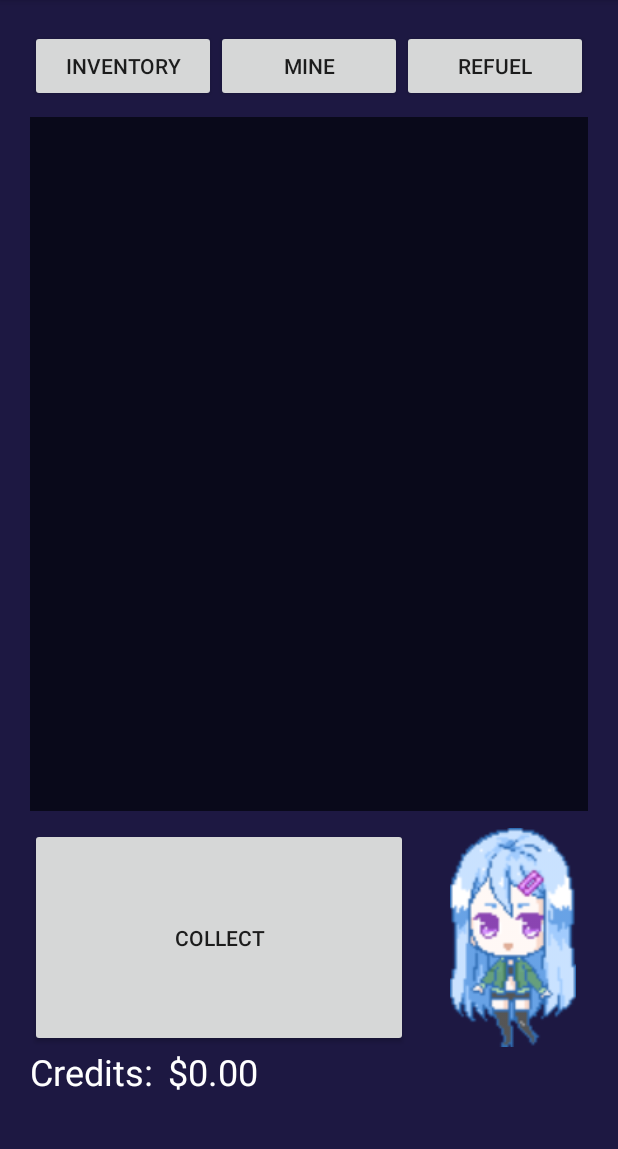
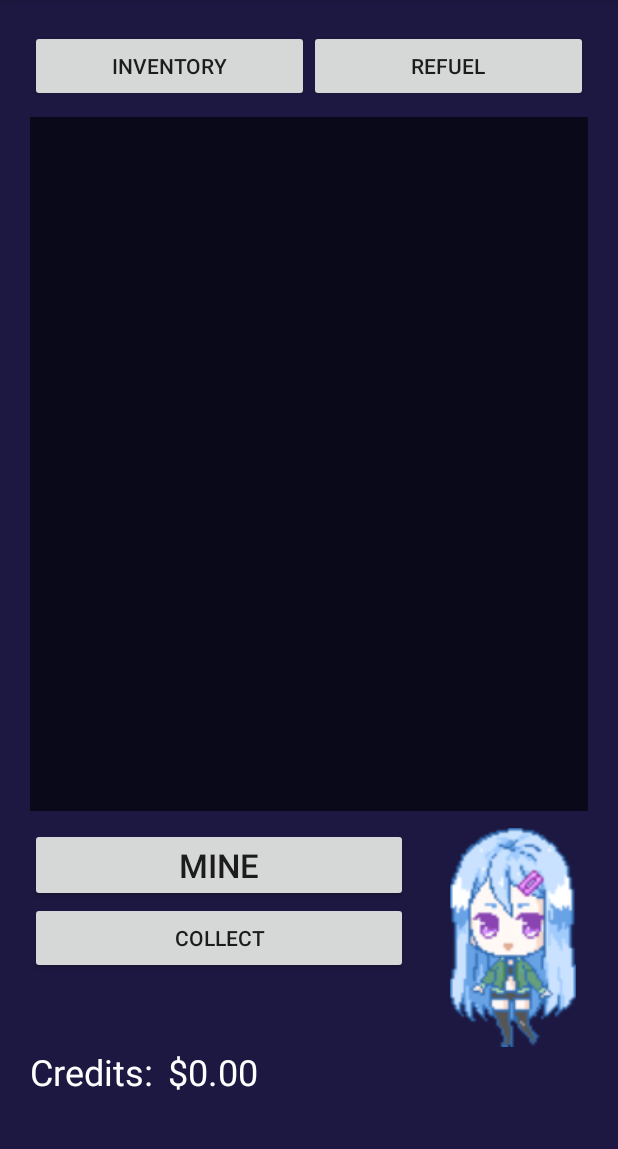
Before and after one commit to kellyegammons/SpaceMiner, an Android app: the screen it shows after launch (MainActivity), on a phone screen of 412 x 824 dp, the part 84-1233 px from its top. Run offline under Robolectric (Android 15) with nearby library versions, the phone set to English and light mode, and no system bars.

Commit message:
update ui button placement

```diff
--- a/app/src/main/res/layout/activity_main.xml
+++ b/app/src/main/res/layout/activity_main.xml
@@ -34,13 +34,6 @@
                 android:layout_height="wrap_content"
                 android:layout_weight="1"
                 android:text="@string/buttonInventory" />
-
-            <Button
-                android:id="@+id/buttonMine"
-                android:layout_width="match_parent"
-                android:layout_height="wrap_content"
-                android:layout_weight="1"
-                android:text="@string/buttonStart" />
 
             <Button
                 android:id="@+id/buttonRefuel"
@@ -82,9 +75,16 @@
             app:layout_constraintStart_toStartOf="parent">
 
             <Button
+                android:id="@+id/buttonMine"
+                android:layout_width="match_parent"
+                android:layout_height="wrap_content"
+                android:textSize="22sp"
+                android:text="@string/buttonStart" />
+
+            <Button
                 android:id="@+id/buttonCollect"
                 android:layout_width="match_parent"
-                android:layout_height="match_parent"
+                android:layout_height="wrap_content"
                 android:text="@string/buttonCollect" />
 
         </LinearLayout>
```
